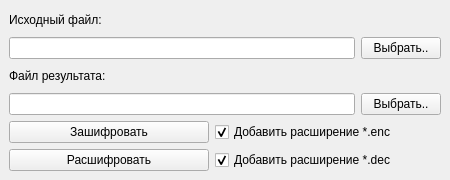
Before: the Qt Designer form view/mainwindow.ui in Kirill-Zalomov/MiSKZI_lab1, drawn with Qt 5.
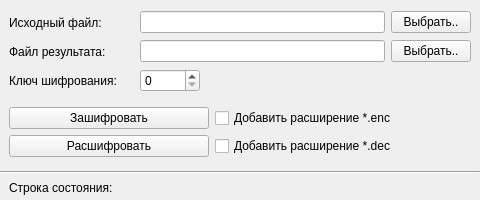
After: the same form once the commit is applied.

Commit message: Добавлена строка состояния, исправлены обработчики нажатий на кнопки

The edit to the form file:
```diff
--- a/view/mainwindow.ui
+++ b/view/mainwindow.ui
@@ -6,38 +6,95 @@
    <rect>
     <x>0</x>
     <y>0</y>
-    <width>450</width>
-    <height>180</height>
+    <width>480</width>
+    <height>200</height>
    </rect>
   </property>
+  <property name="sizePolicy">
+   <sizepolicy hsizetype="Preferred" vsizetype="Preferred">
+    <horstretch>0</horstretch>
+    <verstretch>0</verstretch>
+   </sizepolicy>
+  </property>
   <property name="minimumSize">
    <size>
-    <width>450</width>
-    <height>180</height>
+    <width>480</width>
+    <height>200</height>
    </size>
   </property>
   <property name="maximumSize">
    <size>
-    <width>450</width>
-    <height>180</height>
+    <width>480</width>
+    <height>200</height>
    </size>
   </property>
   <property name="windowTitle">
    <string>Модифицированный шифр Атбаша</string>
   </property>
   <widget class="QWidget" name="centralwidget">
+   <property name="sizePolicy">
+    <sizepolicy hsizetype="Fixed" vsizetype="Fixed">
+     <horstretch>0</horstretch>
+     <verstretch>0</verstretch>
+    </sizepolicy>
+   </property>
+   <property name="minimumSize">
+    <size>
+     <width>480</width>
+     <height>200</height>
+    </size>
+   </property>
+   <property name="maximumSize">
+    <size>
+     <width>480</width>
+     <height>200</height>
+    </size>
+   </property>
    <layout class="QVBoxLayout" name="verticalLayout_2">
+    <property name="leftMargin">
+     <number>0</number>
+    </property>
+    <property name="topMargin">
+     <number>0</number>
+    </property>
+    <property name="rightMargin">
+     <number>0</number>
+    </property>
+    <property name="bottomMargin">
+     <number>0</number>
+    </property>
     <item>
      <layout class="QVBoxLayout" name="verticalLayout">
-      <item>
-       <widget class="QLabel" name="label">
-        <property name="text">
-         <string>Исходный файл:</string>
-        </property>
-       </widget>
-      </item>
       <item>
        <layout class="QHBoxLayout" name="horizontalLayout">
+        <property name="leftMargin">
+         <number>9</number>
+        </property>
+        <property name="topMargin">
+         <number>6</number>
+        </property>
+        <property name="rightMargin">
+         <number>9</number>
+        </property>
+        <item>
+         <widget class="QLabel" name="label">
+          <property name="sizePolicy">
+           <sizepolicy hsizetype="Fixed" vsizetype="Fixed">
+            <horstretch>0</horstretch>
+            <verstretch>0</verstretch>
+           </sizepolicy>
+          </property>
+          <property name="minimumSize">
+           <size>
+            <width>125</width>
+            <height>23</height>
+           </size>
+          </property>
+          <property name="text">
+           <string>Исходный файл:</string>
+          </property>
+         </widget>
+        </item>
         <item>
          <widget class="QLineEdit" name="lineEdit_sourceFilePath">
           <property name="readOnly">
@@ -66,15 +123,33 @@
         </item>
        </layout>
       </item>
-      <item>
-       <widget class="QLabel" name="label_2">
-        <property name="text">
-         <string>Файл результата:</string>
-        </property>
-       </widget>
-      </item>
       <item>
        <layout class="QHBoxLayout" name="horizontalLayout_2">
+        <property name="leftMargin">
+         <number>9</number>
+        </property>
+        <property name="rightMargin">
+         <number>9</number>
+        </property>
+        <item>
+         <widget class="QLabel" name="label_2">
+          <property name="sizePolicy">
+           <sizepolicy hsizetype="Fixed" vsizetype="Fixed">
+            <horstretch>0</horstretch>
+            <verstretch>0</verstretch>
+           </sizepolicy>
+          </property>
+          <property name="minimumSize">
+           <size>
+            <width>125</width>
+            <height>23</height>
+           </size>
+          </property>
+          <property name="text">
+           <string>Файл результата:</string>
+          </property>
+         </widget>
+        </item>
         <item>
          <widget class="QLineEdit" name="lineEdit_resultFilePath">
           <property name="readOnly">
@@ -91,8 +166,65 @@
         </item>
        </layout>
       </item>
+      <item>
+       <layout class="QHBoxLayout" name="horizontalLayout_5">
+        <property name="leftMargin">
+         <number>9</number>
+        </property>
+        <property name="rightMargin">
+         <number>278</number>
+        </property>
+        <item>
+         <widget class="QLabel" name="label_3">
+          <property name="sizePolicy">
+           <sizepolicy hsizetype="Fixed" vsizetype="Fixed">
+            <horstretch>0</horstretch>
+            <verstretch>0</verstretch>
+           </sizepolicy>
+          </property>
+          <property name="minimumSize">
+           <size>
+            <width>125</width>
+            <height>23</height>
+           </size>
+          </property>
+          <property name="text">
+           <string>Ключ шифрования:</string>
+          </property>
+         </widget>
+        </item>
+        <item>
+         <widget class="QSpinBox" name="spinBox_encryptionKey">
+          <property name="sizePolicy">
+           <sizepolicy hsizetype="Fixed" vsizetype="Fixed">
+            <horstretch>0</horstretch>
+            <verstretch>0</verstretch>
+           </sizepolicy>
+          </property>
+          <property name="minimumSize">
+           <size>
+            <width>60</width>
+            <height>0</height>
+           </size>
+          </property>
+          <property name="maximum">
+           <number>255</number>
+          </property>
+         </widget>
+        </item>
+       </layout>
+      </item>
       <item>
        <layout class="QHBoxLayout" name="horizontalLayout_3">
+        <property name="leftMargin">
+         <number>9</number>
+        </property>
+        <property name="topMargin">
+         <number>9</number>
+        </property>
+        <property name="rightMargin">
+         <number>9</number>
+        </property>
         <item>
          <widget class="QPushButton" name="pushButton_cipher">
           <property name="sizePolicy">
@@ -120,15 +252,21 @@
           <property name="text">
            <string>Добавить расширение *.enc</string>
           </property>
-          <property name="checked">
-           <bool>true</bool>
-          </property>
          </widget>
         </item>
        </layout>
       </item>
       <item>
        <layout class="QHBoxLayout" name="horizontalLayout_4">
+        <property name="leftMargin">
+         <number>9</number>
+        </property>
+        <property name="rightMargin">
+         <number>9</number>
+        </property>
+        <property name="bottomMargin">
+         <number>6</number>
+        </property>
         <item>
          <widget class="QPushButton" name="pushButton_decipher">
           <property name="sizePolicy">
@@ -156,8 +294,38 @@
           <property name="text">
            <string>Добавить расширение *.dec</string>
           </property>
-          <property name="checked">
-           <bool>true</bool>
+         </widget>
+        </item>
+       </layout>
+      </item>
+      <item>
+       <widget class="Line" name="line">
+        <property name="minimumSize">
+         <size>
+          <width>0</width>
+          <height>6</height>
+         </size>
+        </property>
+        <property name="orientation">
+         <enum>Qt::Horizontal</enum>
+        </property>
+       </widget>
+      </item>
+      <item>
+       <layout class="QVBoxLayout" name="verticalLayout_3">
+        <property name="leftMargin">
+         <number>9</number>
+        </property>
+        <item>
+         <widget class="QLabel" name="label_statusBar">
+          <property name="sizePolicy">
+           <sizepolicy hsizetype="Expanding" vsizetype="Fixed">
+            <horstretch>0</horstretch>
+            <verstretch>0</verstretch>
+           </sizepolicy>
+          </property>
+          <property name="text">
+           <string>Строка состояния:</string>
           </property>
          </widget>
         </item>
```
Left out of the diff: 4 changed lines with no effect on the pictures. The commit also changes 5 other files.
